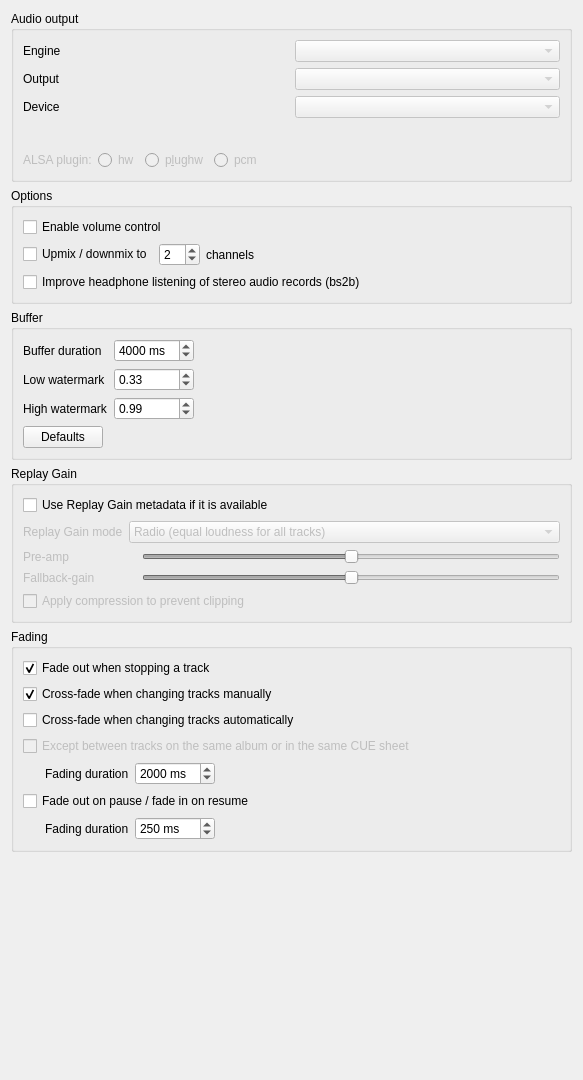
Before: the Qt Designer form src/settings/backendsettingspage.ui in strawberrymusicplayer/strawberry, drawn with Qt 5.
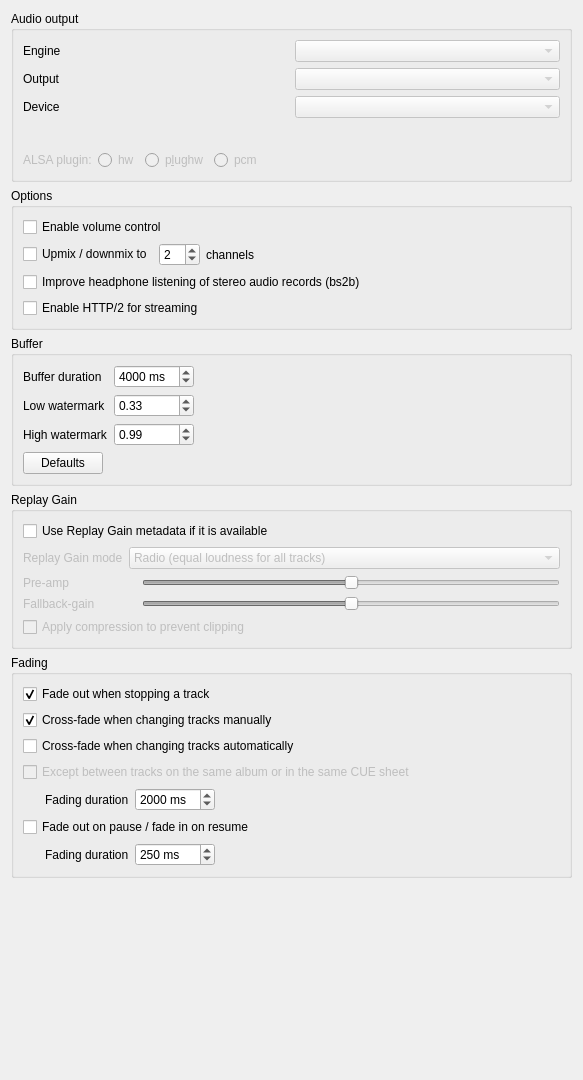
After: the same form once the commit is applied. Custom widgets are drawn as their Qt base class.

Commit message: Add setting for turning off HTTP/2

```diff
--- a/src/settings/backendsettingspage.ui
+++ b/src/settings/backendsettingspage.ui
@@ -252,6 +252,13 @@
         </property>
        </widget>
       </item>
+      <item>
+       <widget class="QCheckBox" name="checkbox_http2">
+        <property name="text">
+         <string>Enable HTTP/2 for streaming</string>
+        </property>
+       </widget>
+      </item>
      </layout>
     </widget>
    </item>
```
The commit also changes 3 other files.
